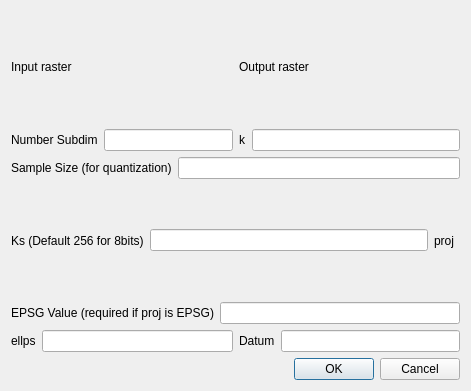
Above: pqkmeans_clustering/pqkmeans_clustering_dialog_base.ui from arngolo/pqkmeans-qgis-plugin before the change. Below: the same form after it.
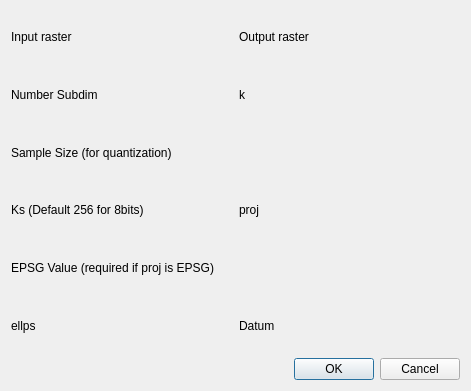
That is the form after the change. Custom widgets are drawn as their Qt base class.

Commit message: pqkmeans event and panel ui update

Patch:
```diff
--- a/pqkmeans_clustering/pqkmeans_clustering_dialog_base.ui
+++ b/pqkmeans_clustering/pqkmeans_clustering_dialog_base.ui
@@ -239,17 +239,17 @@
  <customwidgets>
   <customwidget>
    <class>QgsExternalResourceWidget</class>
-   <extends>QWidget</extends>
+   <extends></extends>
    <header>qgsexternalresourcewidget.h</header>
   </customwidget>
   <customwidget>
    <class>QgsFeaturePickerWidget</class>
-   <extends>QWidget</extends>
+   <extends></extends>
    <header>qgsfeaturepickerwidget.h</header>
   </customwidget>
   <customwidget>
    <class>QgsFilterLineEdit</class>
-   <extends>QLineEdit</extends>
+   <extends></extends>
    <header>qgsfilterlineedit.h</header>
   </customwidget>
  </customwidgets>
```
Left out of the diff: 15 changed lines with no effect on the pictures. The commit also changes 4 other files.
